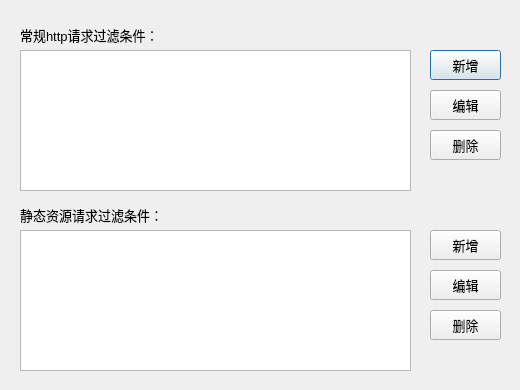
Qt form qt_ui/mitmproxy_config_win/win_ui.ui (ShenWei-HopeNoBug/mock-api-server) before a commit.
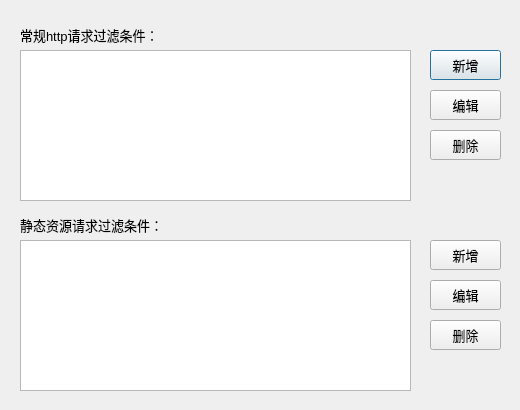
The same form after that commit.

What changed in the file:
```diff
--- a/qt_ui/mitmproxy_config_win/win_ui.ui
+++ b/qt_ui/mitmproxy_config_win/win_ui.ui
@@ -7,7 +7,7 @@
     <x>0</x>
     <y>0</y>
     <width>520</width>
-    <height>390</height>
+    <height>410</height>
    </rect>
   </property>
   <property name="windowTitle">
@@ -19,7 +19,7 @@
      <x>20</x>
      <y>50</y>
      <width>391</width>
-     <height>141</height>
+     <height>151</height>
     </rect>
    </property>
    <property name="font">
@@ -32,9 +32,9 @@
    <property name="geometry">
     <rect>
      <x>20</x>
-     <y>230</y>
+     <y>240</y>
      <width>391</width>
-     <height>141</height>
+     <height>151</height>
     </rect>
    </property>
    <property name="font">
@@ -71,7 +71,7 @@
    <property name="geometry">
     <rect>
      <x>20</x>
-     <y>200</y>
+     <y>210</y>
      <width>251</width>
      <height>30</height>
     </rect>
@@ -149,7 +149,7 @@
    <property name="geometry">
     <rect>
      <x>430</x>
-     <y>310</y>
+     <y>320</y>
      <width>71</width>
      <height>30</height>
     </rect>
@@ -176,7 +176,7 @@
    <property name="geometry">
     <rect>
      <x>430</x>
-     <y>230</y>
+     <y>240</y>
      <width>71</width>
      <height>30</height>
     </rect>
@@ -203,7 +203,7 @@
    <property name="geometry">
     <rect>
      <x>430</x>
-     <y>270</y>
+     <y>280</y>
      <width>71</width>
      <height>30</height>
     </rect>
```
